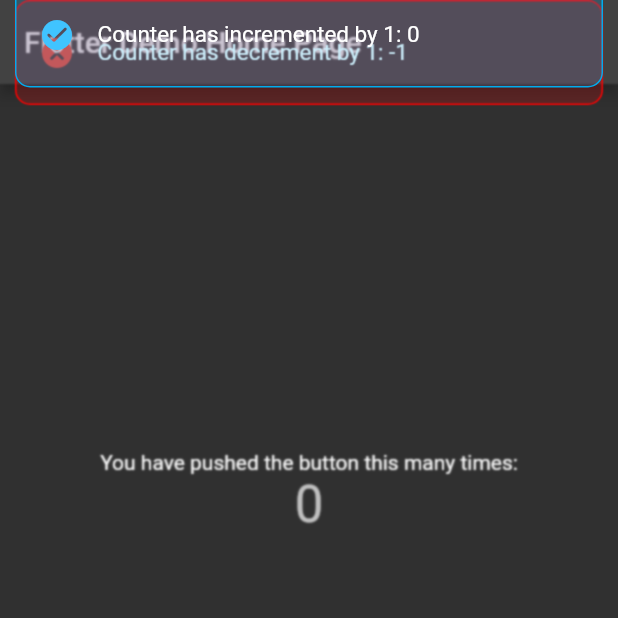
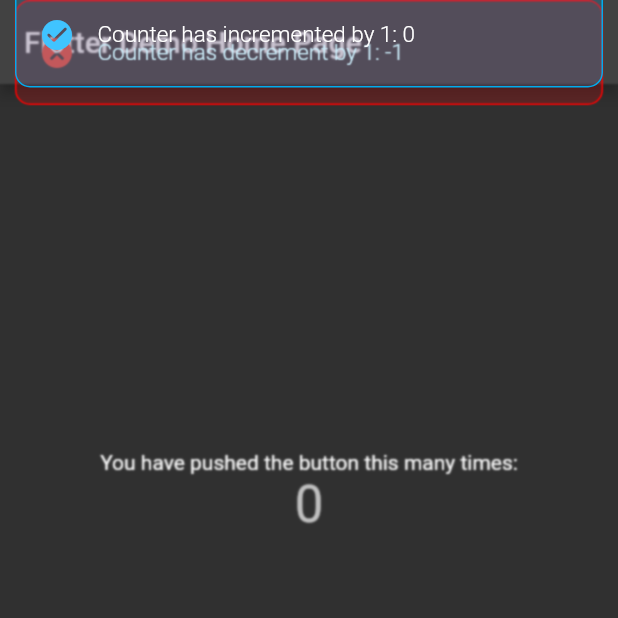
Before and after one commit to this-kin/Richbar, a Flutter app: the screen it shows after launch, after a tap on the "minimize" icon, after a tap on the "add" icon, on a phone screen of 412 x 824 dp, the top half of it. Run offline on Flutter 3.47's test engine with Material 2 defaults, Android fonts, the phone set to English and light mode, and no system bars; our stand-ins replace flutter_svg.

Commit message:
[fixed] richbar

```diff
--- a/lib/richbar.dart
+++ b/lib/richbar.dart
@@ -20,32 +20,22 @@ class Richbar<T> extends StatefulWidget {
   final RichbarStatusCallback? onStatusChanged;
 
   /// message text size
-  final double? titleFontSize;
+  final double? messageSize;
 
   final Alignment? titleAlignment;
 
   final Icon? leading;
 
   /// message text weight default will be normal w400
-  final FontWeight titleFontWeight;
+  final FontWeight? messageFontWeight;
 
   /// message text color default color will be white
-  final Color? titleTextColor;
+  final Color? messageColor;
 
   /// action text to be displayed to the user default text will be dismissed
   final String? message;
 
-  ///
   final Color? blockInteractionColor;
-
-  /// action text size
-  final double? textFontSize;
-
-  /// action text color
-  final Color? textColor;
-
-  /// action text font weight will be bold w700-800
-  final FontWeight? textFontWeight;
 
   /// Widget tray background color default color will be purple
   final Color? backgroundColor;
@@ -103,18 +93,15 @@ class Richbar<T> extends StatefulWidget {
 
   Richbar({
     Key? key,
-    this.titleFontSize,
+    this.messageSize,
     this.leading,
     this.titleAlignment = Alignment.topLeft,
-    this.titleFontWeight = FontWeight.w300,
-    this.titleTextColor = defaultTextColor,
+    this.messageFontWeight = FontWeight.w300,
+    this.messageColor = defaultTextColor,
     this.message,
-    this.textFontSize,
     this.showPulse = true,
-    this.textColor = defaultTextColor,
     this.onPressed,
     this.blockInteractionColor = Colors.transparent,
-    this.textFontWeight,
     this.backgroundColor = defaultBackgroundColor,
     this.actionColor,
     this.onPanDown,
@@ -360,9 +347,9 @@ class _RichbarState<K extends Object?> extends State<Richbar<K>>
                     child: Text(
                       widget.message!,
                       style: TextStyle(
-                        fontSize: widget.textFontSize ?? 15,
+                        fontSize: widget.messageSize ?? 15,
                         color: widget.actionColor ?? Colors.white,
-                        fontWeight: widget.textFontWeight ?? FontWeight.w400,
+                        fontWeight: widget.messageFontWeight ?? FontWeight.w400,
                       ),
                     ),
                   ),
```
Also changed, not shown: 1 other file.
